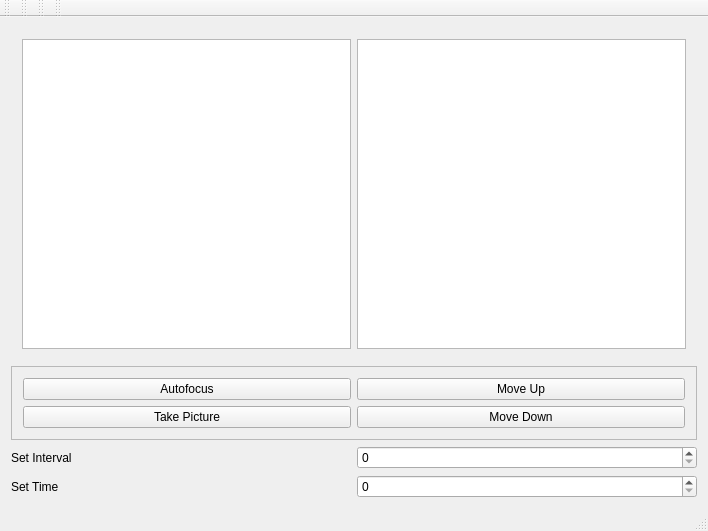
Before: the Qt Designer form gui.ui in malgorzatakim/robotchem, drawn with Qt 5.
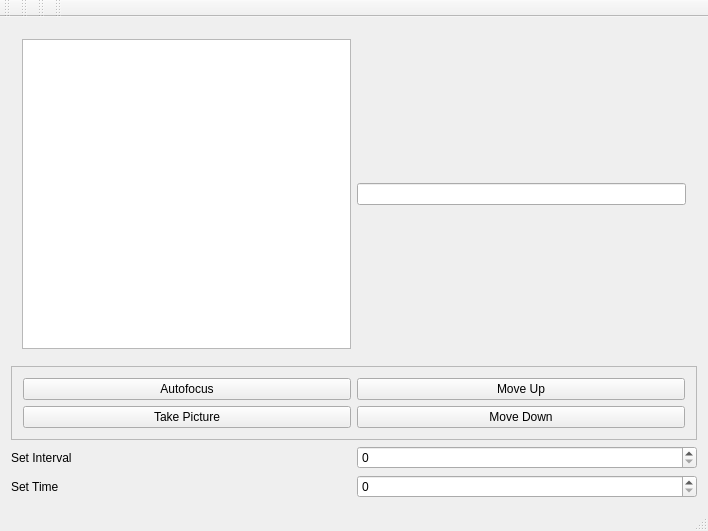
After: the same form once the commit is applied.

Commit message: Functionality program added - main.py

```diff
--- a/gui.ui
+++ b/gui.ui
@@ -22,7 +22,7 @@
         <widget class="QGraphicsView" name="graphicsView"/>
        </item>
        <item>
-        <widget class="QGraphicsView" name="graphicsView_2"/>
+        <widget class="QLineEdit" name="txtResult"/>
        </item>
       </layout>
      </widget>
```
The commit also changes 2 other files.
